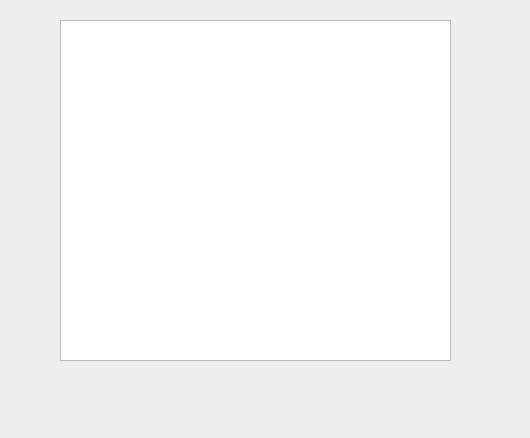
First picture: the form in dialoginsertionremi.ui, repository LouisVraie/dbManagerApp, before the edit.
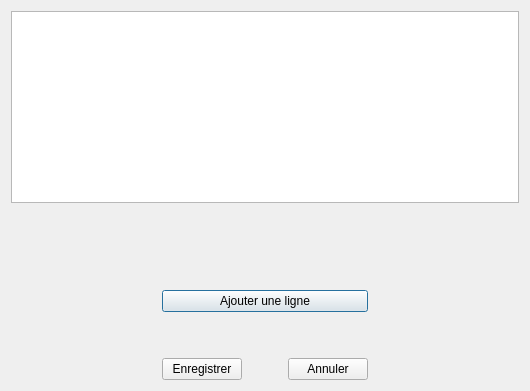
Second picture: the form after the edit.

Commit message: Ajout des methodes de creations dynamique pour l'insertion dans une table + interface grafique + dialoginsertionremi.cpp

```diff
--- a/dialoginsertionremi.ui
+++ b/dialoginsertionremi.ui
@@ -7,22 +7,119 @@
     <x>0</x>
     <y>0</y>
     <width>530</width>
-    <height>438</height>
+    <height>391</height>
    </rect>
   </property>
   <property name="windowTitle">
    <string>Dialog</string>
   </property>
-  <widget class="QTableWidget" name="tableWidget">
-   <property name="geometry">
-    <rect>
-     <x>60</x>
-     <y>20</y>
-     <width>391</width>
-     <height>341</height>
-    </rect>
-   </property>
-  </widget>
+  <layout class="QVBoxLayout" name="verticalLayout_3">
+   <item>
+    <layout class="QVBoxLayout" name="verticalLayout_2">
+     <item>
+      <widget class="QTableWidget" name="tableWidgetInsertion"/>
+     </item>
+     <item>
+      <spacer name="verticalSpacer_2">
+       <property name="orientation">
+        <enum>Qt::Vertical</enum>
+       </property>
+       <property name="sizeHint" stdset="0">
+        <size>
+         <width>20</width>
+         <height>40</height>
+        </size>
+       </property>
+      </spacer>
+     </item>
+     <item>
+      <layout class="QHBoxLayout" name="horizontalLayout_2">
+       <item>
+        <spacer name="horizontalSpacer_2">
+         <property name="orientation">
+          <enum>Qt::Horizontal</enum>
+         </property>
+         <property name="sizeHint" stdset="0">
+          <size>
+           <width>40</width>
+           <height>20</height>
+          </size>
+         </property>
+        </spacer>
+       </item>
+       <item>
+        <layout class="QVBoxLayout" name="verticalLayout">
+         <item>
+          <widget class="QPushButton" name="pushButtonAddLigne">
+           <property name="text">
+            <string>Ajouter une ligne</string>
+           </property>
+          </widget>
+         </item>
+         <item>
+          <spacer name="verticalSpacer">
+           <property name="orientation">
+            <enum>Qt::Vertical</enum>
+           </property>
+           <property name="sizeHint" stdset="0">
+            <size>
+             <width>20</width>
+             <height>40</height>
+            </size>
+           </property>
+          </spacer>
+         </item>
+         <item>
+          <layout class="QHBoxLayout" name="horizontalLayout">
+           <item>
+            <widget class="QPushButton" name="pushButtonEnregistrer">
+             <property name="text">
+              <string>Enregistrer</string>
+             </property>
+            </widget>
+           </item>
+           <item>
+            <spacer name="horizontalSpacer">
+             <property name="orientation">
+              <enum>Qt::Horizontal</enum>
+             </property>
+             <property name="sizeHint" stdset="0">
+              <size>
+               <width>40</width>
+               <height>20</height>
+              </size>
+             </property>
+            </spacer>
+           </item>
+           <item>
+            <widget class="QPushButton" name="pushButtonAnnuler">
+             <property name="text">
+              <string>Annuler</string>
+             </property>
+            </widget>
+           </item>
+          </layout>
+         </item>
+        </layout>
+       </item>
+       <item>
+        <spacer name="horizontalSpacer_3">
+         <property name="orientation">
+          <enum>Qt::Horizontal</enum>
+         </property>
+         <property name="sizeHint" stdset="0">
+          <size>
+           <width>40</width>
+           <height>20</height>
+          </size>
+         </property>
+        </spacer>
+       </item>
+      </layout>
+     </item>
+    </layout>
+   </item>
+  </layout>
  </widget>
  <resources/>
  <connections/>
```
The commit also changes 3 other files.
